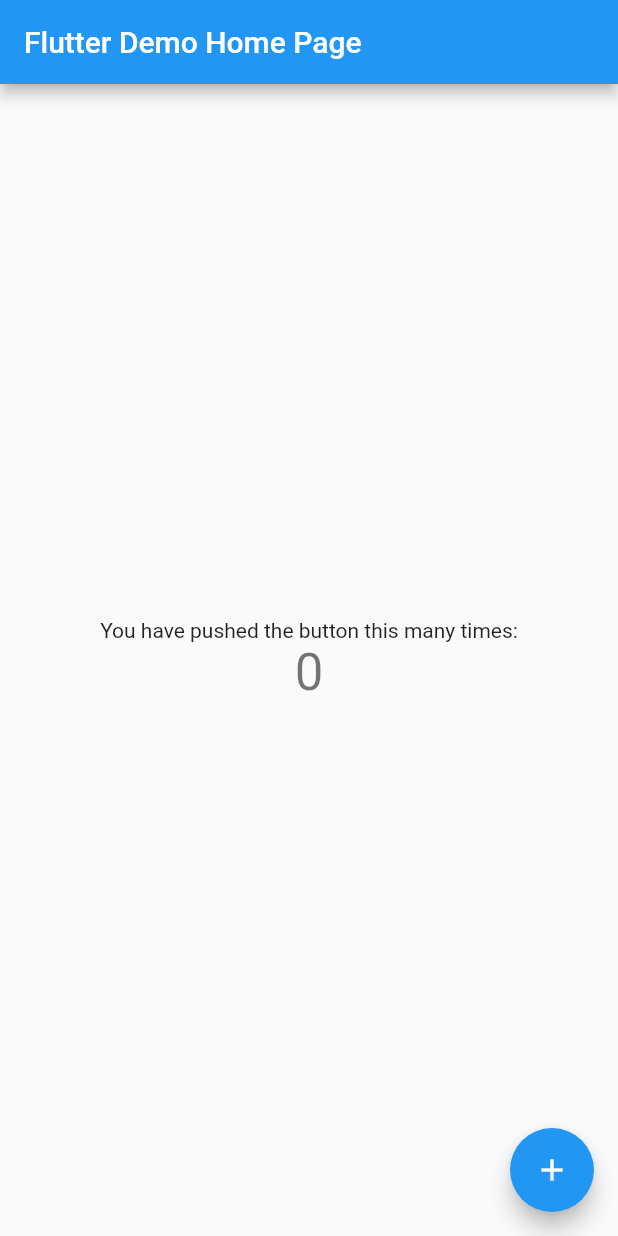
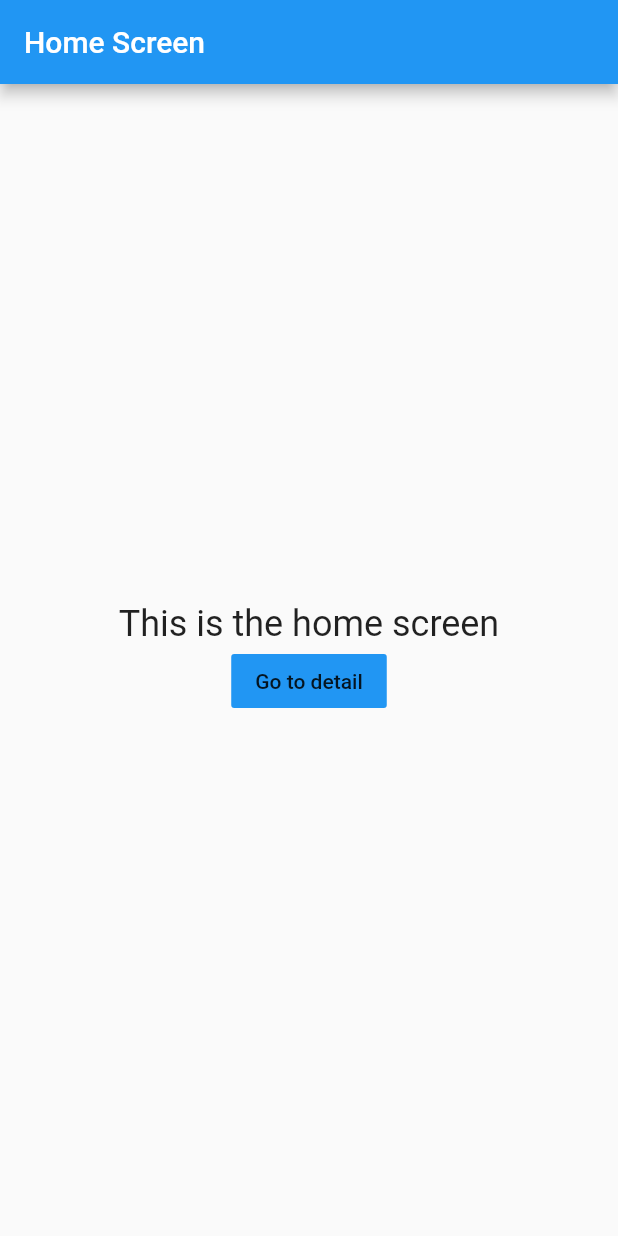
Before and after one commit to RockimSaintBernard/getx_counter, a Flutter app: the screen it shows after launch, on a phone screen of 412 x 824 dp. Run offline on Flutter 3.47's test engine with Material 2 defaults, Android fonts, the phone set to English and light mode, and no system bars; our stand-ins replace get.

Commit message:
Added home and detail pages

```diff
--- a/lib/main.dart
+++ b/lib/main.dart
@@ -1,4 +1,7 @@
 import 'package:flutter/material.dart';
+import 'package:get/get.dart';
+import 'package:getx_counter/pages/home/view/home.dart';
+import 'package:getx_counter/pages/detail/view/detail.dart';
 
 void main() {
   runApp(MyApp());
@@ -8,106 +11,17 @@ class MyApp extends StatelessWidget {
   // This widget is the root of your application.
   @override
   Widget build(BuildContext context) {
-    return MaterialApp(
+    return GetMaterialApp(
       title: 'Flutter Demo',
       theme: ThemeData(
-        // This is the theme of your application.
-        //
-        // Try running your application with "flutter run". You'll see the
-        // application has a blue toolbar. Then, without quitting the app, try
-        // changing the primarySwatch below to Colors.green and then invoke
-        // "hot reload" (press "r" in the console where you ran "flutter run",
-        // or simply save your changes to "hot reload" in a Flutter IDE).
-        // Notice that the counter didn't reset back to zero; the application
-        // is not restarted.
         primarySwatch: Colors.blue,
+        visualDensity: VisualDensity.adaptivePlatformDensity,
       ),
-      home: MyHomePage(title: 'Flutter Demo Home Page'),
+      getPages: [
+        GetPage(name: "/home", page: ()=>HomeScreen()),
+        GetPage(name: "/detail", page: ()=>DetailScreen()),
+      ],
+      initialRoute: "/home",
     );
   }
 }
-
-class MyHomePage extends StatefulWidget {
-  MyHomePage({Key key, this.title}) : super(key: key);
-
-  // This widget is the home page of your application. It is stateful, meaning
-  // that it has a State object (defined below) that contains fields that affect
-  // how it looks.
-
-  // This class is the configuration for the state. It holds the values (in this
-  // case the title) provided by the parent (in this case the App widget) and
-  // used by the build method of the State. Fields in a Widget subclass are
-  // always marked "final".
-
-  final String title;
-
-  @override
-  _MyHomePageState createState() => _MyHomePageState();
-}
-
-class _MyHomePageState extends State<MyHomePage> {
-  int _counter = 0;
-
-  void _incrementCounter() {
-    setState(() {
-      // This call to setState tells the Flutter framework that something has
-      // changed in this State, which causes it to rerun the build method below
-      // so that the display can reflect the updated values. If we changed
-      // _counter without calling setState(), then the build method would not be
-      // called again, and so nothing would appear to happen.
-      _counter++;
-    });
-  }
-
-  @override
-  Widget build(BuildContext context) {
-    // This method is rerun every time setState is called, for instance as done
-    // by the _incrementCounter method above.
-    //
-    // The Flutter framework has been optimized to make rerunning build methods
-    // fast, so that you can just rebuild anything that needs updating rather
-    // than having to individually change instances of widgets.
-    return Scaffold(
-      appBar: AppBar(
-        // Here we take the value from the MyHomePage object that was created by
-        // the App.build method, and use it to set our appbar title.
-        title: Text(widget.title),
-      ),
-      body: Center(
-        // Center is a layout widget. It takes a single child and positions it
-        // in the middle of the parent.
-        child: Column(
-          // Column is also a layout widget. It takes a list of children and
-          // arranges them vertically. By default, it sizes itself to fit its
-          // children horizontally, and tries to be as tall as its parent.
-          //
-          // Invoke "debug painting" (press "p" in the console, choose the
-          // "Toggle Debug Paint" action from the Flutter Inspector in Android
-          // Studio, or the "Toggle Debug Paint" command in Visual Studio Code)
-          // to see the wireframe for each widget.
-          //
-          // Column has various properties to control how it sizes itself and
-          // how it positions its children. Here we use mainAxisAlignment to
-          // center the children vertically; the main axis here is the vertical
-          // axis because Columns are vertical (the cross axis would be
-          // horizontal).
-          mainAxisAlignment: MainAxisAlignment.center,
-          children: <Widget>[
-            Text(
-              'You have pushed the button this many times:',
-            ),
-            Text(
-              '$_counter',
-              style: Theme.of(context).textTheme.headline4,
-            ),
-          ],
-        ),
-      ),
-      floatingActionButton: FloatingActionButton(
-        onPressed: _incrementCounter,
-        tooltip: 'Increment',
-        child: Icon(Icons.add),
-      ), // This trailing comma makes auto-formatting nicer for build methods.
-    );
-  }
-}
--- /dev/null
+++ b/lib/pages/detail/view/detail.dart
@@ -0,0 +1,20 @@
+import 'package:flutter/material.dart';
+import 'package:get/get.dart';
+import 'package:getx_counter/pages/home/view/home.dart';
+
+class DetailScreen extends StatelessWidget {
+  @override
+  Widget build(BuildContext context) {
+    return Scaffold(
+      appBar: AppBar(
+        title: Text("Detail Screen"),
+        leading: IconButton(
+          icon: Icon(Icons.arrow_back),
+          onPressed: () {
+            Get.back();
+          },
+        ),
+      ),
+    );
+  }
+}
--- /dev/null
+++ b/lib/pages/home/view/home.dart
@@ -0,0 +1,30 @@
+import 'package:flutter/material.dart';
+import 'package:get/get.dart';
+import 'package:getx_counter/pages/detail/view/detail.dart';
+
+class HomeScreen extends StatelessWidget {
+  @override
+  Widget build(BuildContext context) {
+    return Scaffold(
+      appBar: AppBar(
+        title: Text("Home Screen"),
+      ),
+      body: Container(
+        width: double.infinity,
+        child: Column(
+          mainAxisAlignment: MainAxisAlignment.center,
+          children: [
+            Text("This is the home screen", style: TextStyle(fontSize: 24)),
+            FlatButton(
+              onPressed: () {
+                Get.toNamed("/detail");
+              },
+              child: Text("Go to detail"),
+              color: Colors.blue,
+            )
+          ],
+        ),
+      ),
+    );
+  }
+}
--- a/pubspec.yaml
+++ b/pubspec.yaml
@@ -28,6 +28,7 @@ dependencies:
   # The following adds the Cupertino Icons font to your application.
   # Use with the CupertinoIcons class for iOS style icons.
   cupertino_icons: ^1.0.2
+  get: ^4.1.4
 
 dev_dependencies:
   flutter_test:
```
Also changed, not shown: pubspec.lock.
